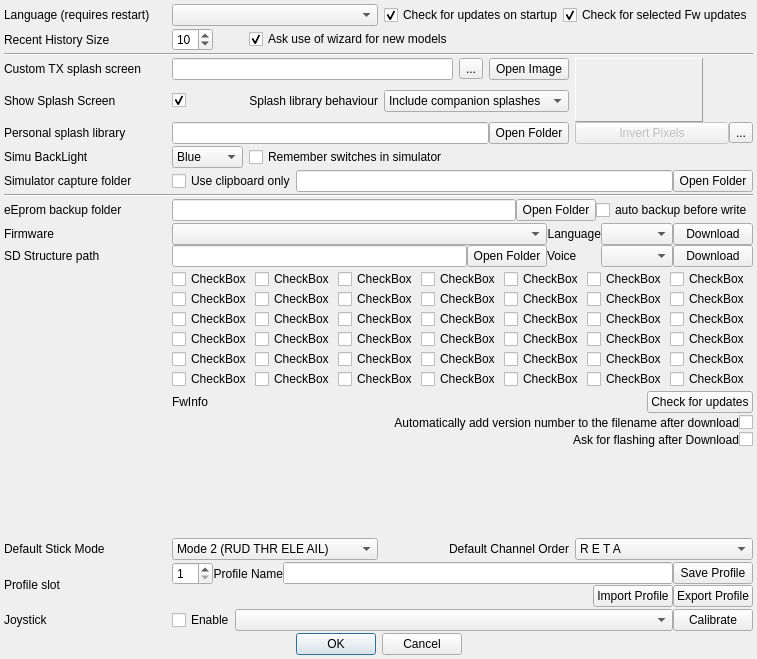
First picture: the form in src/preferencesdialog.ui, repository roberto1903/companion9x, before the edit.
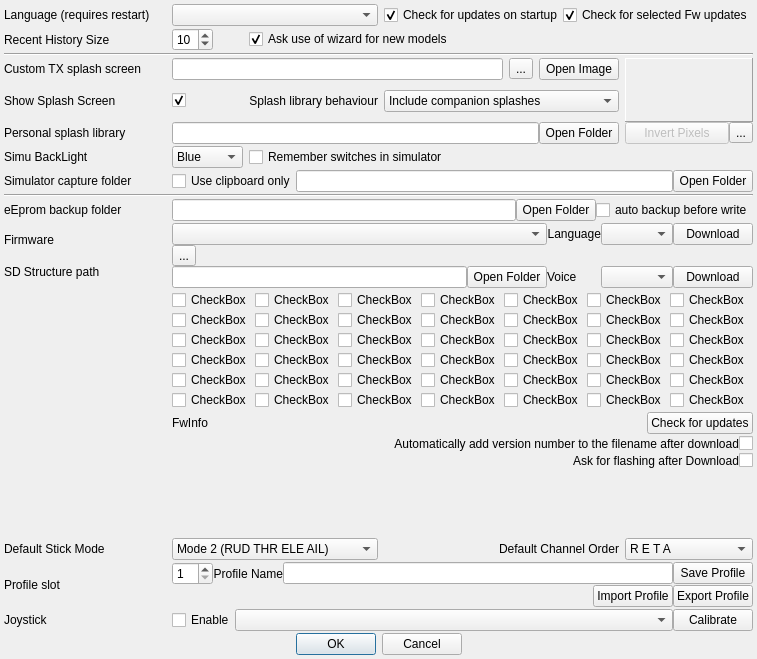
Second picture: the form after the edit. Icons and pictures are not drawn.

What changed in the file:
```diff
--- a/src/preferencesdialog.ui
+++ b/src/preferencesdialog.ui
@@ -29,7 +29,7 @@
    <iconset resource="companion9x.qrc">
     <normaloff>:/images/preferences.png</normaloff>:/images/preferences.png</iconset>
   </property>
-  <layout class="QGridLayout" name="gridLayout_4" columnstretch="1,0,0,0,0">
+  <layout class="QGridLayout" name="gridLayout_4" columnstretch="1,0,0,1,0">
    <property name="sizeConstraint">
     <enum>QLayout::SetMinimumSize</enum>
    </property>
@@ -864,14 +864,14 @@
      <property name="sizeConstraint">
       <enum>QLayout::SetMaximumSize</enum>
      </property>
-     <item row="1" column="2">
+     <item row="2" column="2">
       <widget class="QLabel" name="voiceLabel">
        <property name="text">
         <string>Voice</string>
        </property>
       </widget>
      </item>
-     <item row="1" column="4">
+     <item row="2" column="4">
       <widget class="QPushButton" name="voice_dnld">
        <property name="sizePolicy">
         <sizepolicy hsizetype="Fixed" vsizetype="Fixed">
@@ -884,7 +884,7 @@
        </property>
       </widget>
      </item>
-     <item row="1" column="3">
+     <item row="2" column="3">
       <widget class="QComboBox" name="voiceCombo">
        <property name="toolTip">
         <string>Set language of voice.
@@ -925,7 +925,7 @@
        </property>
       </widget>
      </item>
-     <item row="1" column="0">
+     <item row="2" column="0">
       <widget class="QLineEdit" name="sdPath">
        <property name="enabled">
         <bool>true</bool>
@@ -935,7 +935,7 @@
        </property>
       </widget>
      </item>
-     <item row="1" column="1">
+     <item row="2" column="1">
       <widget class="QPushButton" name="sdPathButton">
        <property name="text">
         <string>Open Folder</string>
@@ -945,6 +945,13 @@
      <item row="0" column="0" colspan="2">
       <widget class="QComboBox" name="downloadVerCB"/>
      </item>
+     <item row="1" column="0">
+      <widget class="QToolButton" name="toolButton">
+       <property name="text">
+        <string>...</string>
+       </property>
+      </widget>
+     </item>
     </layout>
    </item>
    <item row="17" column="0">
```
